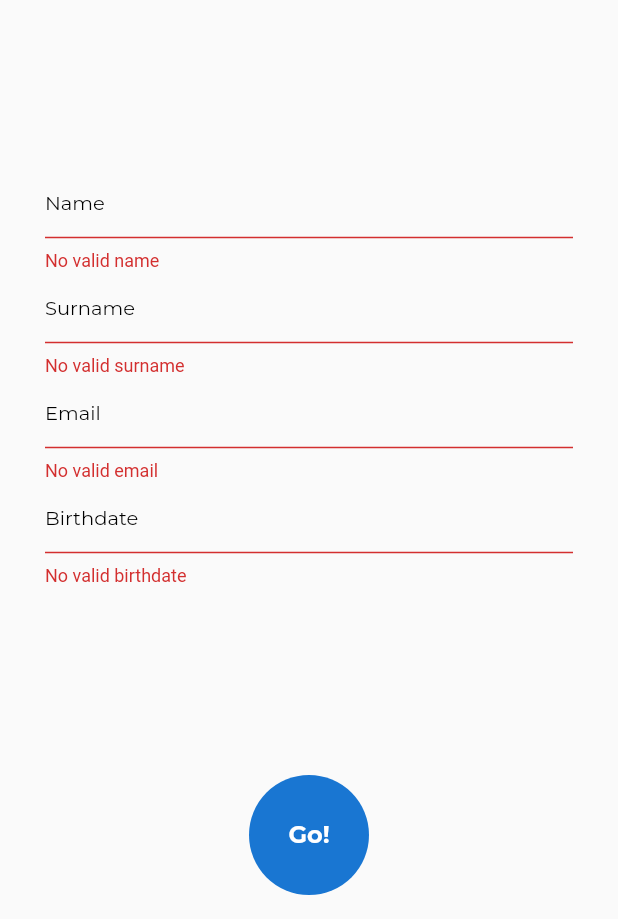
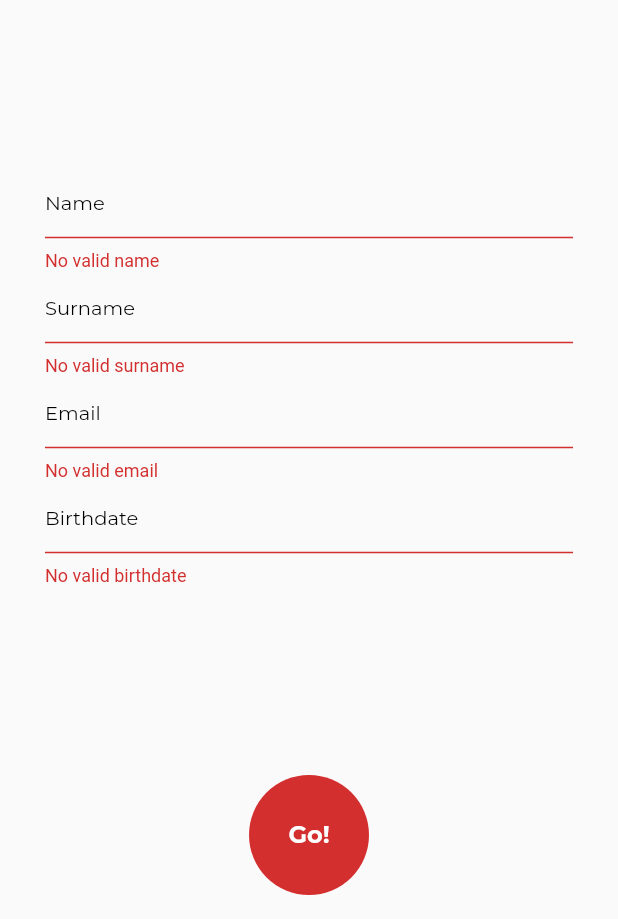
Before and after one commit to GoomezDaniel/magic_test, a Flutter app: the screen it shows after launch, after a tap on "Go!", on a phone screen of 412 x 824 dp, the part 317-1236 px from its top. Run offline on Flutter 3.47's test engine with Material 2 defaults, Android fonts, the phone set to English and light mode, and no system bars; our stand-ins replace bloc, flutter_bloc, fluttertoast, google_fonts, sizer.

Commit message:
Fix handshake exception

```diff
--- a/lib/main.dart
+++ b/lib/main.dart
@@ -1,12 +1,19 @@
+import 'dart:io';
+
 import 'package:flutter/material.dart';
 
 import 'package:flutter_bloc/flutter_bloc.dart';
 import 'package:flutter_localizations/flutter_localizations.dart';
-import 'package:magic_test/blocs/magic_bloc/magic_bloc.dart';
-import 'package:magic_test/routes/app_navigation.dart';
-import 'package:magic_test/routes/app_navigator_states.dart';
+
+import '/blocs/magic_bloc/magic_bloc.dart';
+
+import '/routes/app_navigator_states.dart';
+import '/routes/app_navigation.dart';
+
+import 'providers/http_override.dart';
 
 void main() {
+  HttpOverrides.global = MyHttpOverrides();
   runApp(const MyApp());
 }
 
@@ -24,7 +31,7 @@ class MyApp extends StatelessWidget {
         GlobalCupertinoLocalizations.delegate,
       ],
       theme: ThemeData(
-        primarySwatch: Colors.blue,
+        primarySwatch: Colors.red,
       ),
       home: MultiBlocProvider(
         providers: [
```
Also changed, not shown: lib/providers/http_override.dart (added, +10 -0 lines).
